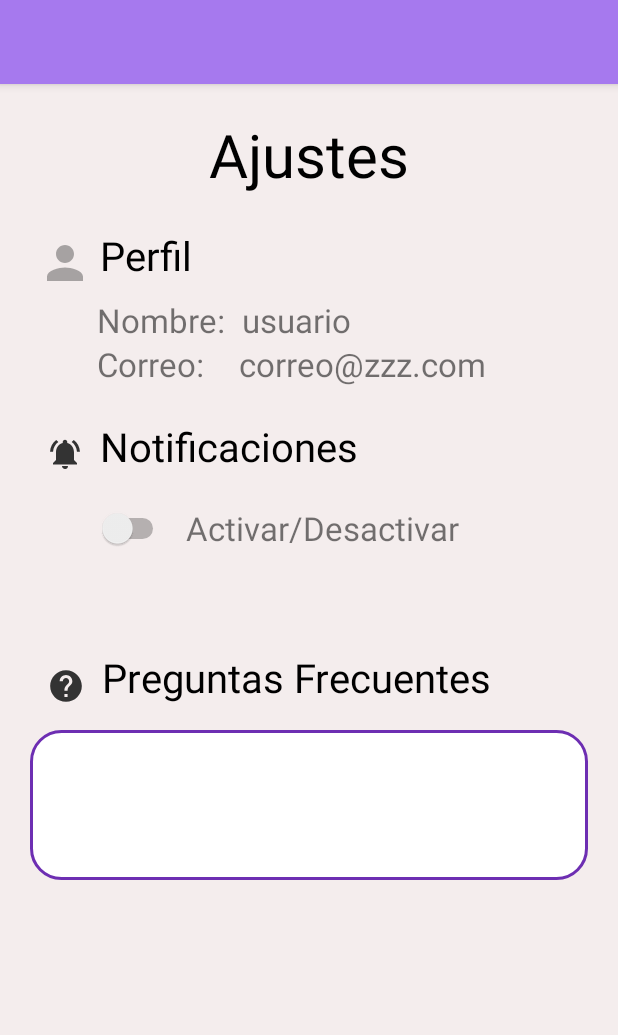
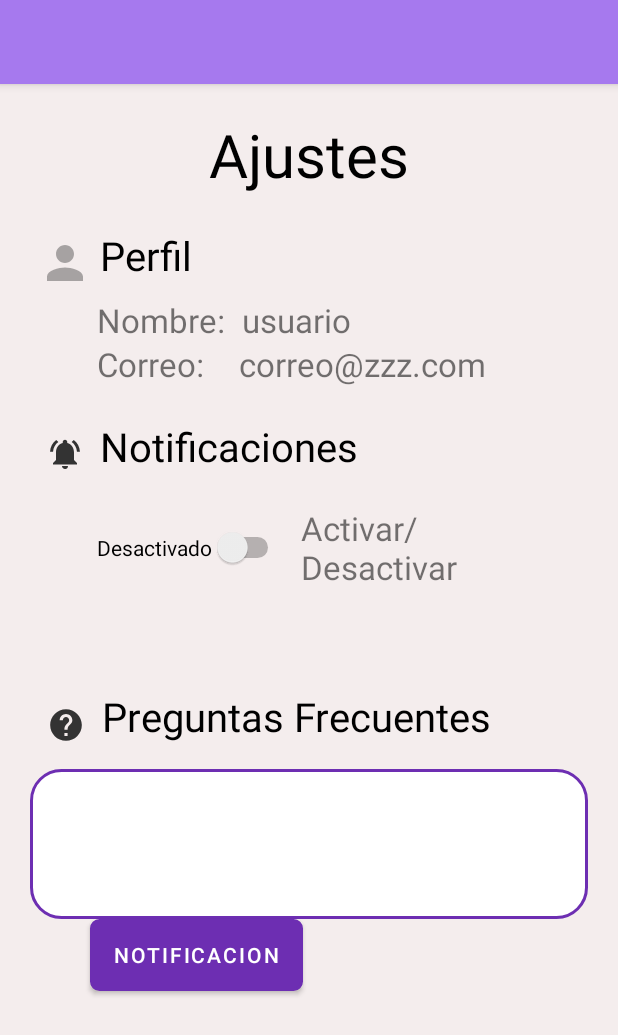
Before and after one commit to AndreaMendez09/TFG_Gestion_Alimentaria_Del_Hogar, an Android app: the AjustesActivity screen opened directly, with no data from a screen before it, on a phone screen of 412 x 824 dp. Shown: the top 1035 px of the screen. Run offline under Robolectric (Android 15) with nearby library versions, the phone set to English and light mode, and no system bars; our stand-ins replace ButterKnife, Firebase (no records; nobody signed in at launch, a user with empty details on screens opened directly).

Commit message:
Intento de notificaciones
cambios en ajustes y creacion del activity para las notifcaciones

```diff
--- a/Android/app/build.gradle
+++ b/Android/app/build.gradle
@@ -44,6 +44,8 @@ dependencies {
     implementation 'com.google.firebase:firebase-database:19.5.1'
     implementation 'com.google.android.material:material:1.0.0'
     implementation 'androidx.legacy:legacy-support-v4:1.0.0'
+    implementation 'com.jakewharton:butterknife:8.8.1'
+
 
 }
 apply plugin: 'com.android.application'
--- a/Android/app/src/main/AndroidManifest.xml
+++ b/Android/app/src/main/AndroidManifest.xml
@@ -27,7 +27,7 @@
                 <category android:name="android.intent.category.LAUNCHER" />
             </intent-filter>
         </activity>
-        <activity android:name=".Activities.Ajustes"></activity>
+        <activity android:name=".Activities.AjustesActivity"></activity>
     </application>
 
 </manifest>
--- a/Android/app/src/main/java/com/example/nevera_andreaalejandra/Activities/Ajustes.java
+++ b/Android/app/src/main/java/com/example/nevera_andreaalejandra/Activities/AjustesActivity.java
@@ -1,6 +1,10 @@
 package com.example.nevera_andreaalejandra.Activities;
 
+import android.app.Notification;
 import android.os.Bundle;
+import android.text.TextUtils;
+import android.widget.CompoundButton;
+import android.widget.Switch;
 import android.widget.TextClock;
 import android.widget.TextView;
 import android.widget.Toast;
@@ -11,6 +15,7 @@ import androidx.appcompat.app.AppCompatActivity;
 import com.example.nevera_andreaalejandra.Models.ProductoModelo;
 import com.example.nevera_andreaalejandra.Models.UsuarioModelo;
 import com.example.nevera_andreaalejandra.R;
+import com.example.nevera_andreaalejandra.Util.NotificationHandler;
 import com.google.firebase.auth.FirebaseAuth;
 import com.google.firebase.database.DataSnapshot;
 import com.google.firebase.database.DatabaseError;
@@ -18,8 +23,14 @@ import com.google.firebase.database.DatabaseReference;
 import com.google.firebase.database.FirebaseDatabase;
 import com.google.firebase.database.ValueEventListener;
 
+import butterknife.BindString;
+import butterknife.BindView;
+import butterknife.ButterKnife;
+import butterknife.OnCheckedChanged;
+import butterknife.OnClick;
 
-public class Ajustes extends AppCompatActivity {
+
+public class AjustesActivity extends AppCompatActivity {
     private TextView nombre;
 
     private TextView correo;
@@ -29,6 +40,14 @@ public class Ajustes extends AppCompatActivity {
     private String ApellidoUsuario;
     private String CorreoUsuario;
     private String IdUsuario;
+    private NotificationHandler notificationHandler;
+    private int counter = 0;
+    @BindView(R.id.switchNotificaciones)
+    Switch switchNotificaciones;
+    @BindString(R.string.switch_notifications_on) String switchTextOn;
+    @BindString(R.string.switch_notifications_off) String switchTextOff;
+
+    private boolean isHighImportance = false;
 
     //Para realizar la conexon con la firebase
     private DatabaseReference mDataBase;
@@ -42,6 +61,9 @@ public class Ajustes extends AppCompatActivity {
 
         nombre = (TextView) findViewById(R.id.nombreUsuario);
         correo = (TextView) findViewById(R.id.correoUsuario);
+        //Para las notifcaciones
+        ButterKnife.bind(this); // Right after setContentView
+        notificationHandler = new NotificationHandler(this);
 
         //1.Las referencias de auntenticacion de la base de dato
         //leeemos la lista
@@ -84,4 +106,25 @@ public class Ajustes extends AppCompatActivity {
         });
 
     }
+
+    @OnClick(R.id.buttonNotificacion)
+    public void click() {
+        sendNotification();
+    }
+    @OnCheckedChanged(R.id.switchNotificaciones)
+    public void change(CompoundButton buttonView, boolean isChecked) {
+        isHighImportance = isChecked;
+        switchNotificaciones.setText((isChecked) ? switchTextOn : switchTextOff);
+    }
+
+    private void sendNotification() {
+        String title = "Probando";
+        String message = "Desde ajustes";
+
+        if (!TextUtils.isEmpty(title) && !TextUtils.isEmpty(message)) {
+            Notification.Builder nb = notificationHandler.createNotification(title, message, isHighImportance);
+            notificationHandler.getManager().notify(++counter, nb.build());
+            notificationHandler.publishNotificationSummaryGroup(isHighImportance);
+        }
+    }
 }
--- a/Android/app/src/main/java/com/example/nevera_andreaalejandra/Activities/MainActivity.java
+++ b/Android/app/src/main/java/com/example/nevera_andreaalejandra/Activities/MainActivity.java
@@ -13,7 +13,6 @@ import android.os.Bundle;
 import android.view.Menu;
 import android.view.MenuItem;
 import android.view.View;
-import android.widget.AdapterView;
 import android.widget.LinearLayout;
 import android.widget.Toast;
 
@@ -21,11 +20,8 @@ import com.example.nevera_andreaalejandra.Fragments.Congelador_Fragment;
 import com.example.nevera_andreaalejandra.Fragments.Listas_Fragment;
 import com.example.nevera_andreaalejandra.Fragments.Nevera_Fragment;
 import com.example.nevera_andreaalejandra.R;
-import com.google.android.gms.tasks.OnCompleteListener;
-import com.google.android.gms.tasks.Task;
 import com.google.android.material.navigation.NavigationView;
 import com.google.firebase.auth.FirebaseAuth;
-import com.google.firebase.auth.FirebaseUser;
 import com.google.firebase.database.DatabaseReference;
 import com.google.firebase.database.FirebaseDatabase;
 
@@ -182,7 +178,7 @@ public class MainActivity extends AppCompatActivity {
         return super.onOptionsItemSelected(item);
     }
     public void cambiarActivityAjustes(){
-        Intent intent = new Intent(this, Ajustes.class);//Establecemos primero donde estamos y luego donde vamos
+        Intent intent = new Intent(this, AjustesActivity.class);//Establecemos primero donde estamos y luego donde vamos
         startActivity(intent);
     }
 
--- a/Android/app/src/main/res/layout/activity_ajustes.xml
+++ b/Android/app/src/main/res/layout/activity_ajustes.xml
@@ -130,6 +130,7 @@
                     android:id="@+id/switchNotificaciones"
                     android:layout_width="wrap_content"
                     android:layout_height="match_parent"
+                    android:text="@string/switch_notifications_off"
                     android:paddingLeft="20pt">
 
                 </Switch>
@@ -178,8 +179,18 @@
                     android:paddingRight="15dp" />
 
             </LinearLayout>
+            <Button
+                android:id="@+id/buttonNotificacion"
+                android:layout_width="wrap_content"
+                android:layout_height="wrap_content"
+                android:layout_marginStart="40dp"
+                android:layout_marginEnd="40dp"
+                android:background="@drawable/button_style1"
+                android:clickable="true"
+                android:text="Notificacion" />
+        </LinearLayout>
 
-        </LinearLayout>
+
 
     </LinearLayout>
 
--- a/Android/app/src/main/res/values/strings.xml
+++ b/Android/app/src/main/res/values/strings.xml
@@ -2,6 +2,8 @@
     <string name="app_name">Nevera - Andrea,Alejandra</string>
     <!-- TODO: Remove or change this placeholder text -->
     <string name="hello_blank_fragment">Hello blank fragment</string>
+    <string name="switch_notifications_off">Desactivado</string>
+    <string name="switch_notifications_on">Activado</string>
     <string-array name="TiposProducto">
         <item>Vegetales</item>
         <item>Lacteos</item>
```
Also changed, not shown: Android/app/src/main/java/com/example/nevera_andreaalejandra/Activities/DetailActivity.java (added, +34 -0 lines), Android/app/src/main/res/layout/activity_detail.xml (added, +35 -0 lines).
